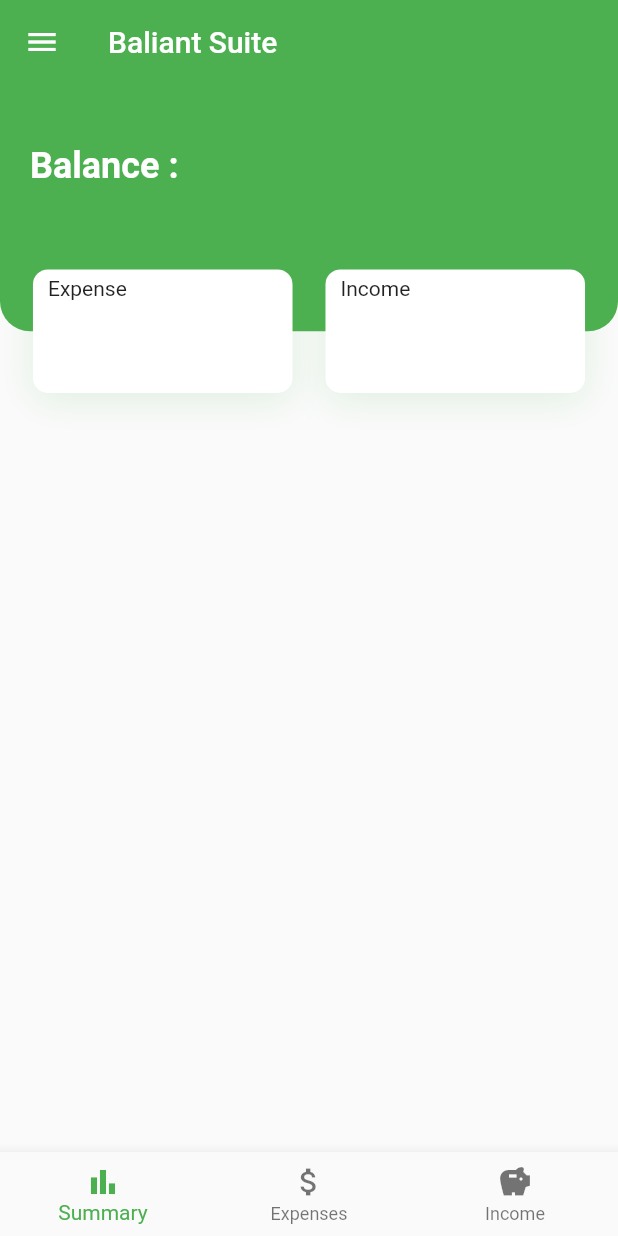
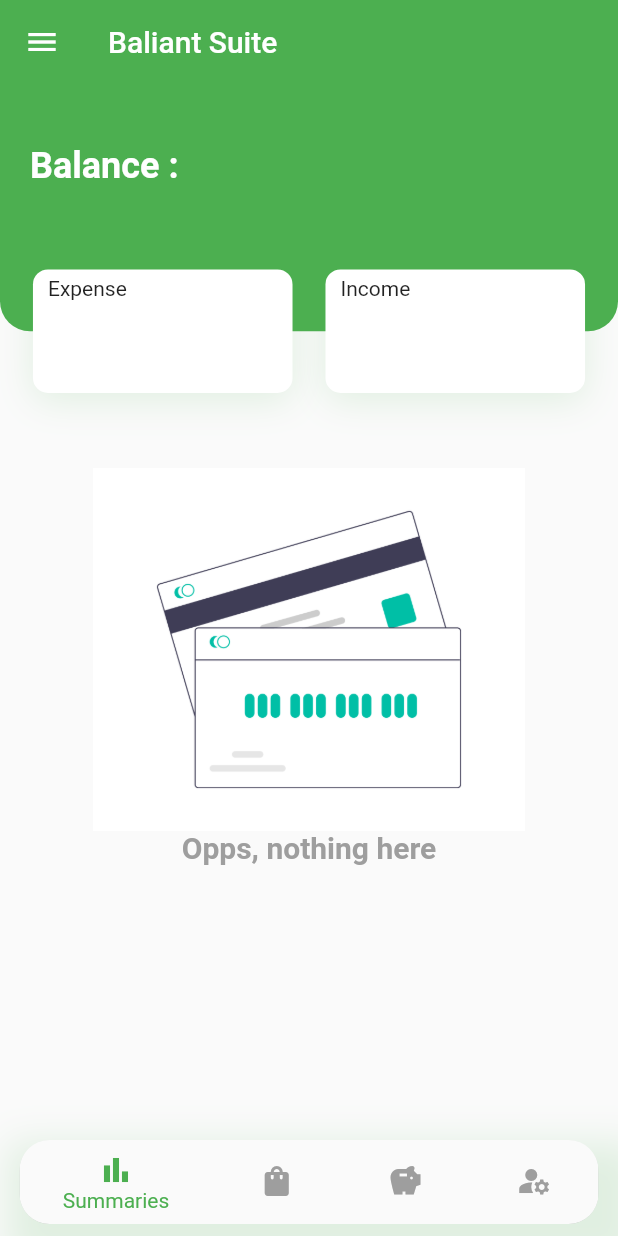
Before and after one commit to mertayasa/expense-tracker-flutter, a Flutter app: the screen it shows after launch, on a phone screen of 412 x 824 dp. Run offline on Flutter 3.47's test engine with Material 2 defaults, Android fonts, the phone set to English and light mode, and no system bars.

Commit message:
Update navbar

```diff
--- a/lib/home/body.dart
+++ b/lib/home/body.dart
@@ -1,5 +1,6 @@
 import 'package:flutter/material.dart';
 import 'package:test_app/home/section/header.dart';
+import 'package:test_app/home/section/main.dart';
 
 class HomeBody extends StatelessWidget{
 
@@ -13,6 +14,7 @@ class HomeBody extends StatelessWidget{
         crossAxisAlignment: CrossAxisAlignment.start,
         children: <Widget>[
           HomeHeader(),
+          HomeMain(),
           // TitleWithMoreBtn(title: "Recomended", press: () {}),
           // RecomendsPlants(),
           // TitleWithMoreBtn(title: "Featured Plants", press: () {}),
--- /dev/null
+++ b/lib/home/section/main.dart
@@ -0,0 +1,25 @@
+import 'package:flutter/material.dart';
+
+class HomeMain extends StatelessWidget{
+  @override
+  Widget build(BuildContext context) {
+    Size size = MediaQuery.of(context).size;
+    return Container(
+      // padding: EdgeInsets.all(20),
+      child: Center(
+        child: Column(
+          children: <Widget>[
+            Image(
+              image: AssetImage('assets/images/no_credit.png'),
+              width: size.width * 0.7, //   <--- image
+            ),
+            Text('Opps, nothing here',
+              style: Theme.of(context).textTheme.headline6?.copyWith(
+                          color: Colors.grey, fontWeight: FontWeight.bold),
+            )
+          ],
+        ),
+      )
+    );
+  }
+}
--- a/lib/nav.dart
+++ b/lib/nav.dart
@@ -14,6 +14,7 @@ class _NavState extends State<Nav> {
     Home(),
     Text('Expenses'),
     Text('Incomes'),
+    Text('Setting'),
   ];
 
   void _onItemTap(int index){
@@ -25,32 +26,61 @@ class _NavState extends State<Nav> {
   @override
   Widget build(BuildContext context) {
     return Scaffold(
-      // appBar: AppBar(
-      //   title: Center(child: Text('Baliant Suite')),
-      // ),
+      // backgroundColor: Colors.green,
       body: Center(
         child: _widgetOptions.elementAt(_selectedIndex),
       ),
-      bottomNavigationBar: BottomNavigationBar(
+      bottomNavigationBar: Container(
+        padding: EdgeInsets.only(
+          left: 13.0,
+          right: 13.0,
+          bottom: 8.0,
+          top: 8.0,
+        ),
+        decoration: BoxDecoration(
+          boxShadow: [
+            BoxShadow(
+              offset: Offset(10.0, 15.0),
+              blurRadius: 20,
+              spreadRadius: 5,
+              color: Colors.green.withOpacity(0.15),
+            ),
+          ],
+        ),
+
+        child: ClipRRect (
+          borderRadius: BorderRadius.circular(20),
+          child: BottomNavigationBar(
             items: const <BottomNavigationBarItem>[
               BottomNavigationBarItem(
                 icon: Icon(Icons.bar_chart),
-            label: 'Summary'
+                label: 'Summaries'
               ),
               BottomNavigationBarItem(
-            icon: Icon(Icons.attach_money),
+                icon: Icon(Icons.shopping_bag),
                 label: 'Expenses'
               ),
               BottomNavigationBarItem(
                 icon: Icon(Icons.savings),
-            label: 'Income'
+                label: "Incomes"
+              ),
+              BottomNavigationBarItem(
+                icon: Icon(Icons.manage_accounts),
+                label: "Settings"
               ),
             ],
 
             currentIndex: _selectedIndex,
             onTap: _onItemTap,
+            fixedColor: Colors.green,
+            unselectedItemColor: Colors.grey,
+          ),
+        )
 
-      ),
+      )
+
+
+
     );
   }
 }
--- a/pubspec.yaml
+++ b/pubspec.yaml
@@ -45,9 +45,8 @@ flutter:
   uses-material-design: true
 
   # To add assets to your application, add an assets section, like this:
-  # assets:
-  #   - images/a_dot_burr.jpeg
-  #   - images/a_dot_ham.jpeg
+  assets:
+    - assets/images/
 
   # An image asset can refer to one or more resolution-specific "variants", see
   # https://flutter.dev/assets-and-images/#resolution-aware.
```
Also changed, not shown: assets/images/asd.png (added), assets/images/no_credit.png (added). Lines whose indentation alone changed are shown as unchanged.
